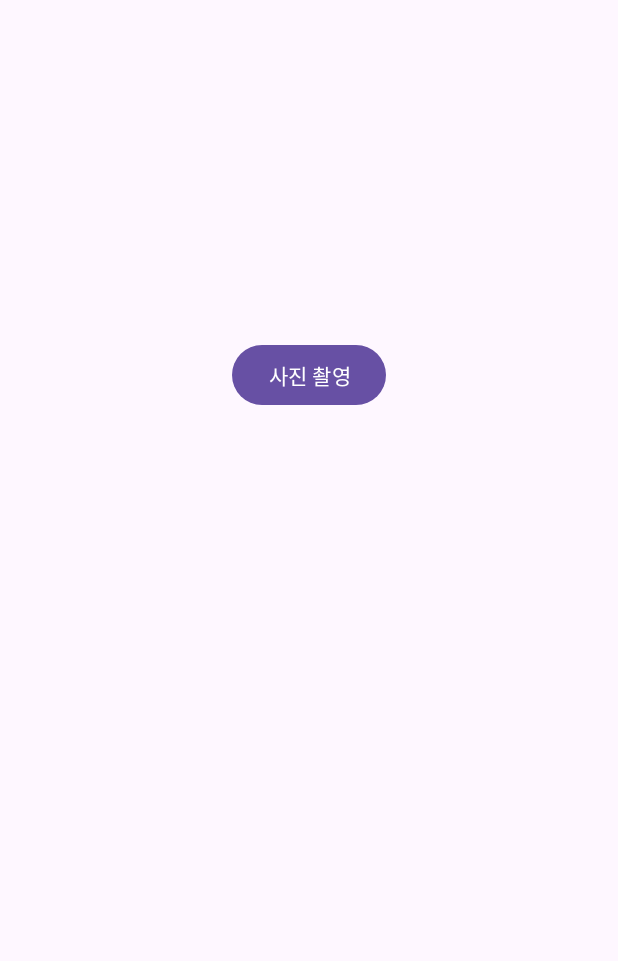
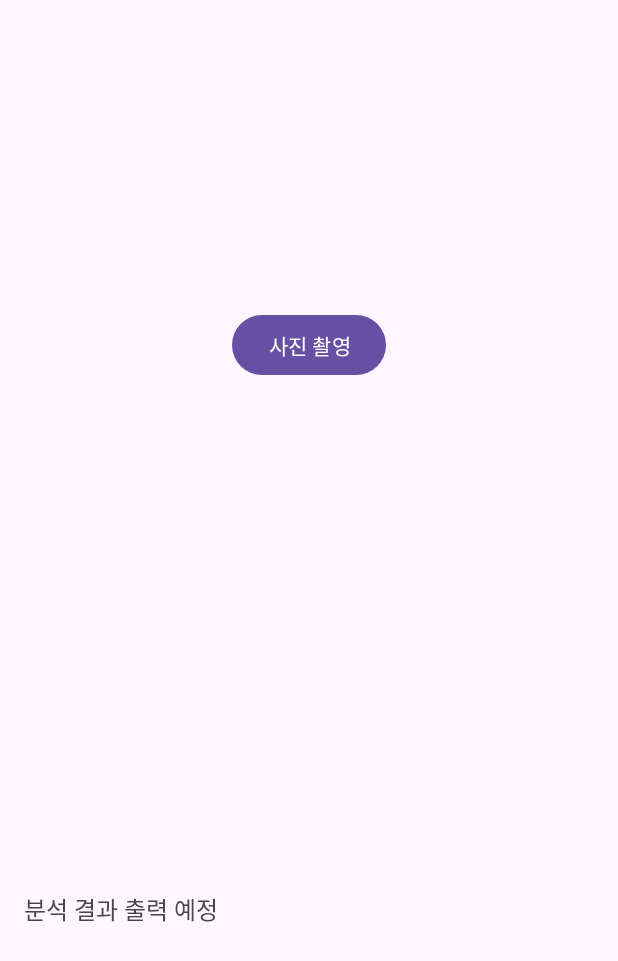
Before and after one commit to LeeJH104/AI-Eyes-Capstone, an Android app: the screen it shows after launch (MainActivity), after a tap on "사진 촬영", on a phone screen of 412 x 824 dp. Shown: the top 961 px of the screen. Run offline under Robolectric (Android 15) with nearby library versions, the phone set to English and light mode, and no system bars; 1 statement that could not run was skipped.

Commit message:
initial commit

```diff
--- a/app/build.gradle
+++ b/app/build.gradle
@@ -34,7 +34,11 @@ dependencies {
     implementation libs.material
     implementation libs.activity
     implementation libs.constraintlayout
+    implementation 'com.squareup.retrofit2:retrofit:2.9.0'
+    implementation 'com.squareup.retrofit2:converter-gson:2.9.0'
+    implementation 'com.squareup.okhttp3:logging-interceptor:4.12.0'
     testImplementation libs.junit
     androidTestImplementation libs.ext.junit
     androidTestImplementation libs.espresso.core
+
 }
--- a/app/src/main/AndroidManifest.xml
+++ b/app/src/main/AndroidManifest.xml
@@ -7,6 +7,7 @@
     <uses-permission android:name="android.permission.CAMERA"/>
     <uses-permission android:name="android.permission.WRITE_EXTERNAL_STORAGE"/>
     <uses-permission android:name="android.permission.READ_EXTERNAL_STORAGE"/>
+    <uses-permission android:name="android.permission.INTERNET"/>
 
     <!-- 카메라 하드웨어 필수 여부: false로 설정하여 호환성 확보 -->
     <uses-feature android:name="android.hardware.camera" android:required="false" />
@@ -20,6 +21,7 @@
         android:roundIcon="@mipmap/ic_launcher_round"
         android:supportsRtl="true"
         android:theme="@style/Theme.ObstacleDetectionTest"
+        android:networkSecurityConfig="@xml/network_security_config"
         tools:targetApi="31">
 
         <!-- MainActivity 진입점 -->
--- a/app/src/main/java/com/example/obstacledetectiontest/MainActivity.java
+++ b/app/src/main/java/com/example/obstacledetectiontest/MainActivity.java
@@ -1,21 +1,31 @@
 package com.example.obstacledetectiontest;
 
+import android.Manifest;
 import android.content.Intent;
+import android.content.pm.PackageManager;
 import android.graphics.Bitmap;
 import android.graphics.BitmapFactory;
 import android.net.Uri;
 import android.os.Bundle;
 import android.os.Environment;
 import android.provider.MediaStore;
+import android.util.Base64;
+import android.util.Log;
+import android.speech.tts.TextToSpeech;
+
 import android.widget.Button;
 import android.widget.ImageView;
+import android.widget.TextView;
 import android.widget.Toast;
 
 import androidx.annotation.Nullable;
 import androidx.appcompat.app.AppCompatActivity;
+import androidx.core.app.ActivityCompat;
+import androidx.core.content.ContextCompat;
 import androidx.core.content.FileProvider;
 
-import com.example.obstacledetectiontest.R;
+import com.example.obstacledetectiontest.UploadApi;
+import com.google.gson.JsonObject;
 
 import java.io.File;
 import java.io.FileNotFoundException;
@@ -25,31 +35,70 @@ import java.text.SimpleDateFormat;
 import java.util.Date;
 import java.util.Locale;
 
+import okhttp3.OkHttpClient;
+import okhttp3.logging.HttpLoggingInterceptor;
+import retrofit2.Call;
+import retrofit2.Callback;
+import retrofit2.Response;
+import retrofit2.Retrofit;
+import retrofit2.converter.gson.GsonConverterFactory;
+
 public class MainActivity extends AppCompatActivity {
 
     static final int REQUEST_IMAGE_CAPTURE = 1;
     Uri imageUri;
     ImageView imgResult;
+    TextView txtResult;
+    UploadApi api;
+    TextToSpeech tts;
 
     @Override
     protected void onCreate(Bundle savedInstanceState) {
         super.onCreate(savedInstanceState);
         setContentView(R.layout.activity_main);
 
+        if (ContextCompat.checkSelfPermission(this, Manifest.permission.CAMERA) != PackageManager.PERMISSION_GRANTED) {
+            ActivityCompat.requestPermissions(this, new String[]{Manifest.permission.CAMERA}, 100);
+        }
+
+        imgResult = findViewById(R.id.img_result);
+        txtResult = findViewById(R.id.txt_result);
         Button btnTakePhoto = findViewById(R.id.btn_take_photo);
-        imgResult = findViewById(R.id.img_result);
 
         btnTakePhoto.setOnClickListener(v -> dispatchTakePictureIntent());
+
+        // 📡 Retrofit 객체 생성
+        HttpLoggingInterceptor logger = new HttpLoggingInterceptor().setLevel(HttpLoggingInterceptor.Level.BODY);
+        Retrofit retrofit = new Retrofit.Builder()
+                .baseUrl("http://192.168.0.36:5000/") // 서버 주소
+                .client(new OkHttpClient.Builder().addInterceptor(logger).build())
+                .addConverterFactory(GsonConverterFactory.create())
+                .build();
+        api = retrofit.create(UploadApi.class);
+
+        // 🗣️ TTS 초기화 추가
+        tts = new TextToSpeech(this, status -> {
+            if (status == TextToSpeech.SUCCESS) {
+                int result = tts.setLanguage(Locale.KOREAN);
+                if (result == TextToSpeech.LANG_MISSING_DATA || result == TextToSpeech.LANG_NOT_SUPPORTED) {
+                    Toast.makeText(this, "TTS 언어를 지원하지 않음", Toast.LENGTH_SHORT).show();
+                }
+            } else {
+                Toast.makeText(this, "TTS 초기화 실패", Toast.LENGTH_SHORT).show();
+            }
+        });
     }
+
 
     private void dispatchTakePictureIntent() {
         Intent takePictureIntent = new Intent(MediaStore.ACTION_IMAGE_CAPTURE);
-        File photoFile = null;
+        File photoFile;
 
         try {
             photoFile = createImageFile();
         } catch (IOException ex) {
             ex.printStackTrace();
+            return;
         }
 
         if (photoFile != null) {
@@ -65,9 +114,21 @@ public class MainActivity extends AppCompatActivity {
 
     private File createImageFile() throws IOException {
         String timeStamp = new SimpleDateFormat("yyyyMMdd_HHmmss", Locale.getDefault()).format(new Date());
-        String imageFileName = "JPEG_" + timeStamp + "_";
         File storageDir = getExternalFilesDir(Environment.DIRECTORY_PICTURES);
-        return File.createTempFile(imageFileName, ".jpg", storageDir);
+        return File.createTempFile("JPEG_" + timeStamp + "_", ".jpg", storageDir);
+    }
+
+    private String convertImageToBase64(Uri uri) {
+        try {
+            InputStream inputStream = getContentResolver().openInputStream(uri);
+            byte[] bytes = new byte[inputStream.available()];
+            inputStream.read(bytes);
+            inputStream.close();
+            return Base64.encodeToString(bytes, Base64.NO_WRAP);
+        } catch (IOException e) {
+            e.printStackTrace();
+            return null;
+        }
     }
 
     @Override
@@ -77,7 +138,6 @@ public class MainActivity extends AppCompatActivity {
         if (requestCode == REQUEST_IMAGE_CAPTURE && resultCode == RESULT_OK) {
             Toast.makeText(this, "사진 촬영 완료!", Toast.LENGTH_SHORT).show();
 
-            // 📸 이미지 뷰에 촬영된 사진 표시
             try {
                 InputStream inputStream = getContentResolver().openInputStream(imageUri);
                 Bitmap bitmap = BitmapFactory.decodeStream(inputStream);
@@ -85,6 +145,39 @@ public class MainActivity extends AppCompatActivity {
             } catch (FileNotFoundException e) {
                 e.printStackTrace();
             }
+
+            String base64 = convertImageToBase64(imageUri);
+            if (base64 != null) {
+                JsonObject json = new JsonObject();
+                json.addProperty("image", base64);
+
+                Call<JsonObject> call = api.sendImage(json);
+                call.enqueue(new Callback<JsonObject>() {
+                    @Override
+                    public void onResponse(Call<JsonObject> call, Response<JsonObject> response) {
+                        if (response.isSuccessful() && response.body() != null) {
+                            String result = response.body().get("result").getAsString();
+                            txtResult.setText(result);
+                            Toast.makeText(MainActivity.this, "AI 분석 완료", Toast.LENGTH_SHORT).show();
+
+                            Log.d("TTS_DEBUG", "TTS 내용: " + result);  // 로그 추가
+                            tts.speak(result, TextToSpeech.QUEUE_FLUSH, null, null);
+                        } else {
+                            txtResult.setText("서버 응답 실패");
+                            Log.e("TTS_DEBUG", "서버 응답 실패");
+                        }
+                    }
+
+
+                    @Override
+                    public void onFailure(Call<JsonObject> call, Throwable t) {
+                        txtResult.setText("네트워크 오류");
+                        Log.e("RetrofitError", "통신 실패", t);  // <-- 이 줄 추가!
+                        t.printStackTrace();
+                    }
+
+                });
+            }
         }
     }
 }
--- /dev/null
+++ b/app/src/main/java/com/example/obstacledetectiontest/UploadApi.java
@@ -0,0 +1,13 @@
+package com.example.obstacledetectiontest;
+
+import com.google.gson.JsonObject;
+import retrofit2.Call;
+import retrofit2.http.Body;
+import retrofit2.http.Headers;
+import retrofit2.http.POST;
+
+public interface UploadApi {
+    @Headers("Content-Type: application/json")
+    @POST("analyze")
+    Call<JsonObject> sendImage(@Body JsonObject body);
+}
--- a/app/src/main/res/layout/activity_main.xml
+++ b/app/src/main/res/layout/activity_main.xml
@@ -1,5 +1,5 @@
-<?xml version="1.0" encoding="utf-8"?>
-<LinearLayout xmlns:android="http://schemas.android.com/apk/res/android"
+<LinearLayout
+    xmlns:android="http://schemas.android.com/apk/res/android"
     android:layout_width="match_parent"
     android:layout_height="match_parent"
     android:orientation="vertical"
@@ -16,8 +16,14 @@
         android:id="@+id/img_result"
         android:layout_width="300dp"
         android:layout_height="300dp"
+        android:layout_marginTop="16dp"
+        android:scaleType="centerCrop" />
+
+    <TextView
+        android:id="@+id/txt_result"
+        android:layout_width="match_parent"
+        android:layout_height="wrap_content"
         android:layout_marginTop="24dp"
-        android:scaleType="centerCrop"
-        android:contentDescription="촬영된 이미지" />
-
+        android:text="분석 결과 출력 예정"
+        android:textSize="16sp"/>
 </LinearLayout>
--- /dev/null
+++ b/app/src/main/res/xml/network_security_config.xml
@@ -0,0 +1,6 @@
+<?xml version="1.0" encoding="utf-8"?>
+<network-security-config>
+    <domain-config cleartextTrafficPermitted="true">
+        <domain includeSubdomains="true">192.168.0.36</domain>
+    </domain-config>
+</network-security-config>
```
